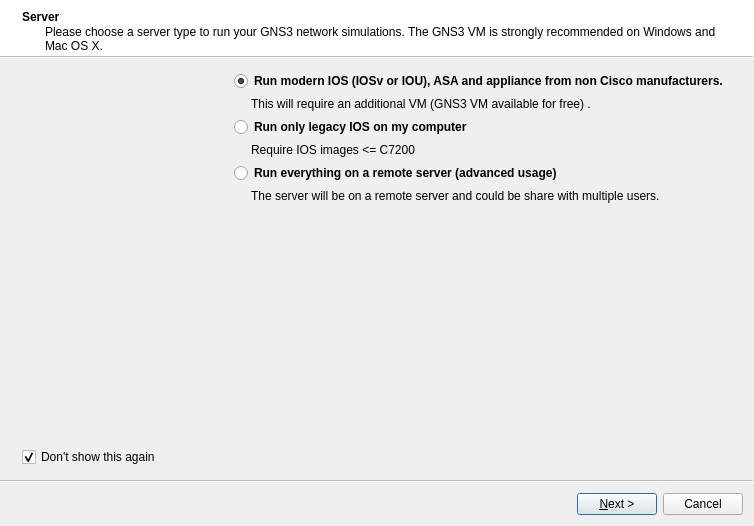
Qt form gns3/ui/setup_wizard.ui (GNS3/gns3-gui) before a commit.
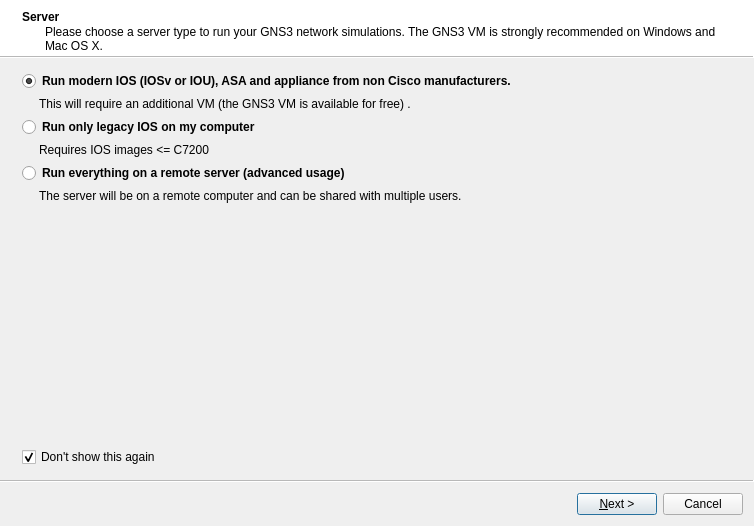
The same form after that commit. Icons and pictures are not drawn.

Commit message: Some cosmetic for the setup wizard.

What changed in the file:
```diff
--- a/gns3/ui/setup_wizard.ui
+++ b/gns3/ui/setup_wizard.ui
@@ -41,20 +41,6 @@
    <property name="subTitle">
     <string>Please choose a server type to run your GNS3 network simulations. The GNS3 VM is strongly recommended on Windows and Mac OS X.</string>
    </property>
-   <layout class="QVBoxLayout" name="verticalLayout_5">
-    <item>
-     <layout class="QHBoxLayout" name="horizontalLayout_5">
-      <item>
-       <widget class="QLabel" name="uiLogoLabel">
-        <property name="text">
-         <string/>
-        </property>
-        <property name="pixmap">
-         <pixmap resource="../../resources/resources.qrc">:/images/gns3_logo.png</pixmap>
-        </property>
-       </widget>
-      </item>
-      <item>
        <layout class="QVBoxLayout" name="verticalLayout_4">
         <item>
          <widget class="QRadioButton" name="uiVMRadioButton">
@@ -84,7 +70,7 @@
         <item>
          <widget class="QLabel" name="label">
           <property name="text">
-           <string>This will require an additional VM (GNS3 VM available for free) .</string>
+       <string>This will require an additional VM (the GNS3 VM is available for free) .</string>
           </property>
           <property name="margin">
            <number>0</number>
@@ -113,7 +99,7 @@
         <item>
          <widget class="QLabel" name="uiLocalLabel">
           <property name="text">
-           <string>Require IOS images &lt;= C7200</string>
+       <string>Requires IOS images &lt;= C7200</string>
           </property>
           <property name="indent">
            <number>17</number>
@@ -136,7 +122,7 @@
         <item>
          <widget class="QLabel" name="label_2">
           <property name="text">
-           <string>The server will be on a remote server and could be share with multiple users.</string>
+       <string>The server will be on a remote computer and can be shared with multiple users.</string>
           </property>
           <property name="wordWrap">
            <bool>true</bool>
@@ -154,14 +140,10 @@
           <property name="sizeHint" stdset="0">
            <size>
             <width>20</width>
-            <height>180</height>
+        <height>212</height>
            </size>
           </property>
          </spacer>
-        </item>
-       </layout>
-      </item>
-     </layout>
     </item>
     <item>
      <widget class="QCheckBox" name="uiShowCheckBox">
```
Left out of the diff: 28 changed lines with no effect on the pictures. Lines whose indentation alone changed are shown as unchanged. The commit also changes 2 other files.
